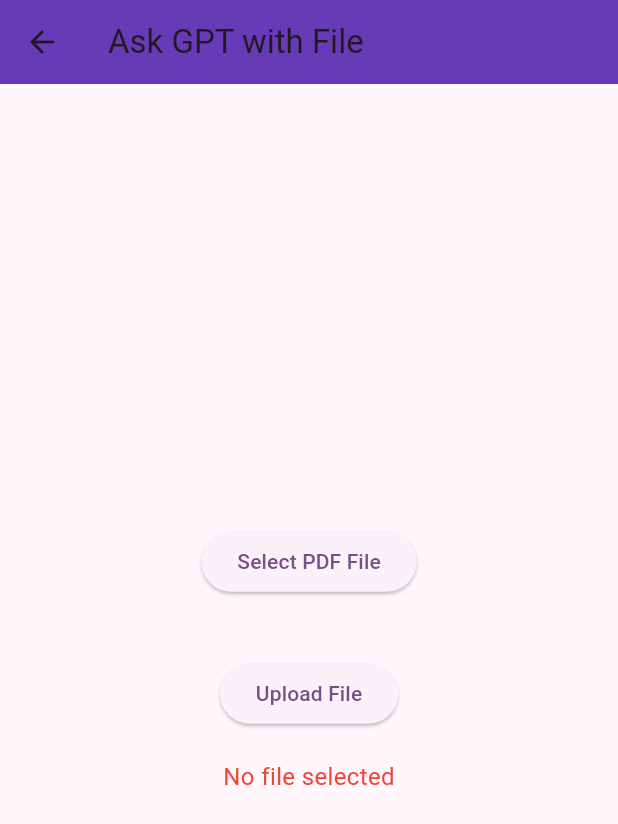
After one commit to armandomm09/hackpue, a Flutter app: the AskGPTWithFile screen opened directly, after a tap on "Upload File", on a phone screen of 412 x 824 dp. The commit adds this screen. Shown: the top 824 px of the screen. Run offline on Flutter 3.47's test engine with Material 3 defaults, Android fonts, the phone set to English and light mode, and no system bars; our stand-ins replace audioplayers, avatar_glow, awesome_snackbar_content, carousel_slider, cloud_firestore, file_picker and 4 more; missing offline and left inert: record; accounts and stored records are empty.

Commit message:
Upload PDF working

```diff
--- /dev/null
+++ b/lib/pages/chat/uploadFile.dart
@@ -0,0 +1,139 @@
+import 'dart:convert';
+import 'dart:io';
+import 'package:flutter/material.dart';
+import 'package:file_picker/file_picker.dart';
+import 'package:hackpue/pages/app_intro/services.dart';
+import 'package:hackpue/pages/chat/chat_with_database.dart';
+import 'package:hackpue/pages/chat/upload_audio.dart';
+import 'package:hackpue/services/chat/chatWithGpt.dart';
+import 'package:http/http.dart' as http;
+
+class AskGPTWithFile extends StatefulWidget {
+  @override
+  _AskGPTWithFileState createState() => _AskGPTWithFileState();
+}
+
+class _AskGPTWithFileState extends State<AskGPTWithFile> {
+  File? _selectedFile;
+  String? _uploadStatus;
+  bool _isUploading = false;
+  var requestBody = {};
+  String? uploadedFilePath;
+
+  Future<void> _pickFile() async {
+    final result = await FilePicker.platform.pickFiles(
+      type: FileType.custom,
+      allowedExtensions: ['pdf'],
+    );
+
+    if (result != null && result.files.single.path != null) {
+      setState(() {
+        _selectedFile = File(result.files.single.path!);
+        _uploadStatus = null; // Reset the upload status
+      });
+    }
+  }
+
+  Future<void> _uploadFile() async {
+    if (_selectedFile == null) {
+      setState(() {
+        _uploadStatus = 'No file selected';
+      });
+      return;
+    }
+
+    setState(() {
+      _isUploading = true;
+      _uploadStatus = 'Uploading...';
+    });
+
+    final uri = Uri.parse('http://live.galliard.mx/api/v1/upload_file/');
+    final request = http.MultipartRequest('POST', uri);
+
+    request.files.add(await http.MultipartFile.fromPath(
+      'file', // The name of the field in the form
+      _selectedFile!.path,
+      filename: _selectedFile!.path.split('/').last, // Extracting filename from the path
+    ));
+
+    try {
+      final response = await request.send();
+      var newResponse = await http.Response.fromStream(response);
+
+      if (response.statusCode == 200) {
+        setState(() {
+          requestBody = jsonDecode(utf8.decode(newResponse.bodyBytes));
+          _uploadStatus = 'File uploaded successfully';
+        });
+        setState(() {
+          uploadedFilePath = requestBody['location'];
+        });
+        print(uploadedFilePath);
+        Navigator.push(
+                            context,
+                            MaterialPageRoute(
+                              builder: (context) => ChatWithDatabase(),
+                            ),
+                          );
+      await GPTService.askViaPDF(uploadedFilePath!);
+
+      } else {
+        setState(() {
+          _uploadStatus = 'Upload failed: ${response.statusCode}';
+        });
+      }
+    } catch (e) {
+      setState(() {
+        _uploadStatus = 'Error: $e';
+      });
+    } finally {
+      setState(() {
+        _isUploading = false;
+      });
+    }
+  }
+
+  @override
+  Widget build(BuildContext context) {
+    return Scaffold(
+      appBar: AppBar(
+        title: Text('Ask GPT with File'),
+        backgroundColor: Colors.deepPurple,
+      ),
+      body: Center(
+        child: Padding(
+          padding: EdgeInsets.all(16.0),
+          child: Column(
+            mainAxisAlignment: MainAxisAlignment.center,
+            children: [
+              ElevatedButton(
+                onPressed: _pickFile,
+                child: Text('Select PDF File'),
+              ),
+              SizedBox(height: 20),
+              if (_selectedFile != null)
+                Text(
+                  'Selected file: ${_selectedFile!.path.split('/').last}',
+                  style: TextStyle(fontSize: 16),
+                ),
+              SizedBox(height: 20),
+              ElevatedButton(
+                onPressed: _isUploading ? null : _uploadFile,
+                child: Text(_isUploading ? 'Uploading...' : 'Upload File'),
+              ),
+              SizedBox(height: 20),
+              if (_uploadStatus != null)
+                Text(
+                  _uploadStatus!,
+                  style: TextStyle(
+                    fontSize: 16,
+                    color: _uploadStatus!.contains('successfully') ? Colors.green : Colors.red,
+                  ),
+                ),
+            ],
+          ),
+        ),
+      ),
+    );
+  }
+}
--- a/lib/services/assistant/assistantAPIService.dart
+++ b/lib/services/assistant/assistantAPIService.dart
@@ -48,6 +48,8 @@
       return {"error": e.toString()};
     }
   }
+
+
 
   static generateQuiz(dynamic questionResponse) async {
     print("fetching..");
```
Also changed, not shown: lib/pages/app_intro/services.dart (+2 -20 lines), lib/services/chat/chatWithGpt.dart (+56 -1 lines).
